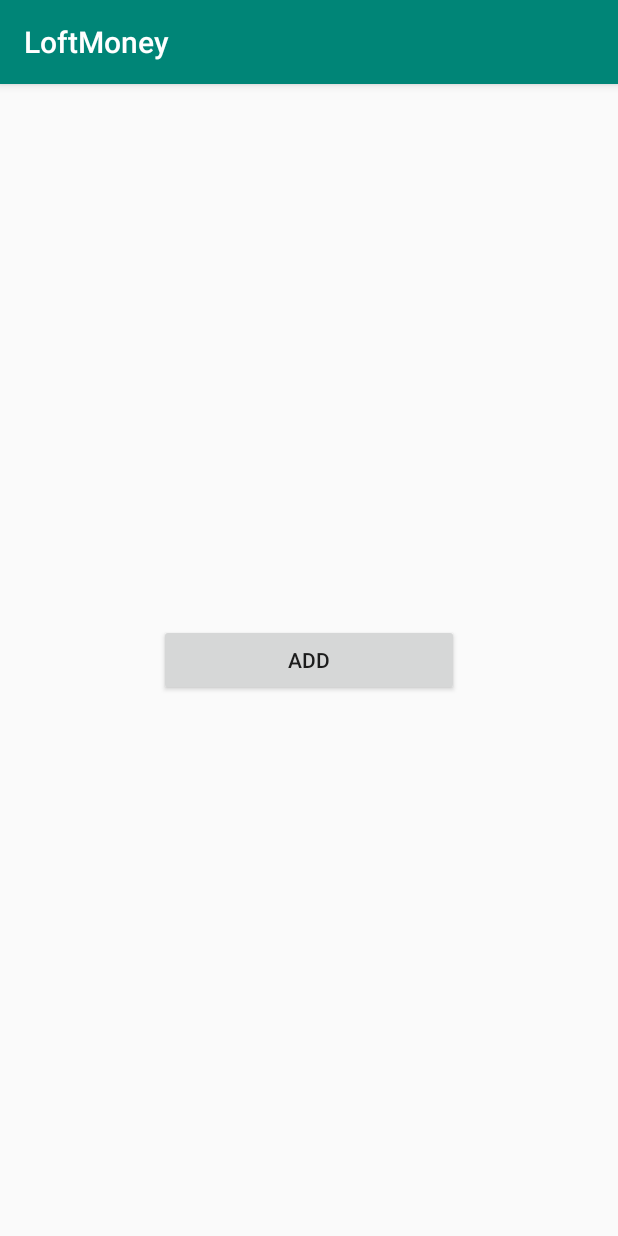
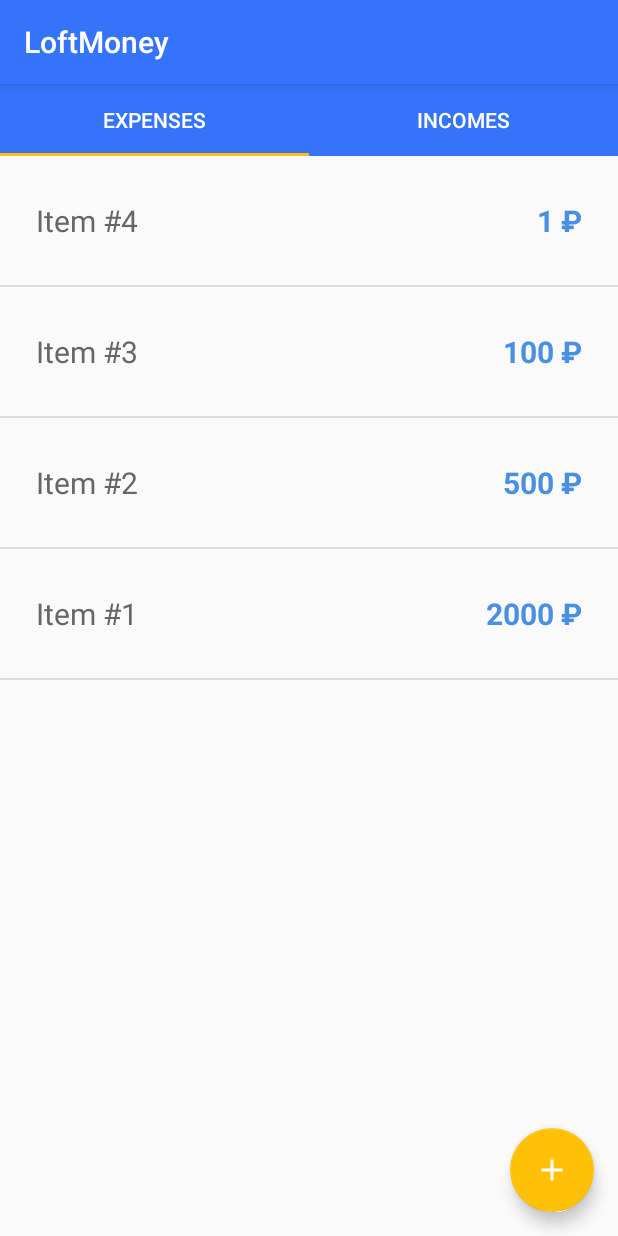
Before and after one commit to rbln1/loftmoney, an Android app: the screen it shows after launch (MainActivity), on a phone screen of 412 x 824 dp. Run offline under Robolectric (Android 15) with nearby library versions, the phone set to English and light mode, and no system bars.

Commit message:
Task two completed

```diff
--- a/app/build.gradle
+++ b/app/build.gradle
@@ -26,8 +26,13 @@ android {
 dependencies {
     implementation fileTree(dir: 'libs', include: ['*.jar'])
     implementation 'androidx.appcompat:appcompat:1.0.2'
+    implementation 'com.google.android.material:material:1.0.0'
     implementation 'androidx.constraintlayout:constraintlayout:1.1.3'
     testImplementation 'junit:junit:4.12'
     androidTestImplementation 'androidx.test.ext:junit:1.1.0'
     androidTestImplementation 'androidx.test.espresso:espresso-core:3.1.1'
+
+    // RecyclerView
+    def recyclerViewVersion = "1.1.0"
+    implementation "androidx.recyclerview:recyclerview:$recyclerViewVersion"
 }
--- a/app/src/main/java/me/rubl/loftmoney/MainActivity.java
+++ /dev/null
@@ -1,25 +0,0 @@
-package me.rubl.loftmoney;
-
-import android.content.Intent;
-import android.os.Bundle;
-import android.widget.Button;
-
-import androidx.appcompat.app.AppCompatActivity;
-
-public class MainActivity extends AppCompatActivity {
-
-    Button mAddItemBtn;
-
-    @Override
-    protected void onCreate(Bundle savedInstanceState) {
-        super.onCreate(savedInstanceState);
-        setContentView(R.layout.activity_main);
-
-        mAddItemBtn = findViewById(R.id.add_item_btn);
-
-        mAddItemBtn.setOnClickListener((v) -> {
-            startActivity(new Intent(getApplicationContext(), AddItemActivity.class));
-        });
-
-    }
-}
--- /dev/null
+++ b/app/src/main/java/me/rubl/loftmoney/screens/activities/MainActivity.java
@@ -0,0 +1,37 @@
+package me.rubl.loftmoney.screens.activities;
+
+import android.os.Bundle;
+
+import androidx.appcompat.app.AppCompatActivity;
+import androidx.viewpager.widget.ViewPager;
+
+import com.google.android.material.tabs.TabLayout;
+
+import me.rubl.loftmoney.R;
+import me.rubl.loftmoney.screens.adapters.BudgetPagerAdapter;
+
+public class MainActivity extends AppCompatActivity {
+
+    TabLayout mTabLayout;
+    ViewPager mViewPager;
+    BudgetPagerAdapter mPagerAdapter;
+
+    @Override
+    protected void onCreate(Bundle savedInstanceState) {
+        super.onCreate(savedInstanceState);
+        setContentView(R.layout.activity_main);
+
+        mViewPager = findViewById(R.id.view_pager);
+        mPagerAdapter = new BudgetPagerAdapter(getSupportFragmentManager());
+
+        mTabLayout = findViewById(R.id.tabs);
+
+        mViewPager.setAdapter(mPagerAdapter);
+
+        mTabLayout.setupWithViewPager(mViewPager);
+
+        mTabLayout.getTabAt(0).setText(R.string.expenses_title);
+        mTabLayout.getTabAt(1).setText(R.string.incomes_title);
+    }
+
+}
--- /dev/null
+++ b/app/src/main/java/me/rubl/loftmoney/screens/adapters/BudgetPagerAdapter.java
@@ -0,0 +1,33 @@
+package me.rubl.loftmoney.screens.adapters;
+
+import androidx.fragment.app.Fragment;
+import androidx.fragment.app.FragmentManager;
+import androidx.fragment.app.FragmentPagerAdapter;
+
+import me.rubl.loftmoney.screens.fragments.BudgetFragment;
+import me.rubl.loftmoney.screens.model.ItemModel;
+
+public class BudgetPagerAdapter extends FragmentPagerAdapter {
+
+    public BudgetPagerAdapter(FragmentManager fm) {
+        super(fm);
+    }
+
+    @Override
+    public Fragment getItem(int position) {
+
+        switch (position) {
+            case 0:
+                return BudgetFragment.newInstance(ItemModel.BudgetType.EXPENSE);
+            case 1:
+                return BudgetFragment.newInstance(ItemModel.BudgetType.INCOME);
+
+            default: return null;
+        }
+    }
+
+    @Override
+    public int getCount() {
+        return 2;
+    }
+}
--- /dev/null
+++ b/app/src/main/java/me/rubl/loftmoney/screens/adapters/ItemsAdapter.java
@@ -0,0 +1,85 @@
+package me.rubl.loftmoney.screens.adapters;
+
+import android.graphics.Color;
+import android.view.LayoutInflater;
+import android.view.View;
+import android.view.ViewGroup;
+import android.widget.TextView;
+
+import androidx.annotation.NonNull;
+import androidx.recyclerview.widget.RecyclerView;
+
+import java.util.ArrayList;
+import java.util.List;
+
+import me.rubl.loftmoney.R;
+import me.rubl.loftmoney.screens.model.ItemModel;
+
+public class ItemsAdapter extends RecyclerView.Adapter<ItemsAdapter.ItemsViewHolder> {
+
+    private List<ItemModel> mDataList = new ArrayList<>();
+
+    public void setNewData(List<ItemModel> newData) {
+        mDataList.clear();
+        mDataList.addAll(newData);
+        notifyDataSetChanged();
+    }
+
+    public void addDataToTop(ItemModel model) {
+        mDataList.add(0, model);
+        notifyItemInserted(0);
+    }
+
+    @NonNull
+    @Override
+    public ItemsViewHolder onCreateViewHolder(@NonNull ViewGroup parent, int viewType) {
+
+        View view = LayoutInflater.from(parent.getContext()).inflate(R.layout.item, parent, false);
+
+        return new ItemsViewHolder(view);
+    }
+
+    @Override
+    public void onBindViewHolder(@NonNull ItemsViewHolder holder, int position) {
+        holder.bind(mDataList.get(position));
+    }
+
+    @Override
+    public int getItemCount() {
+        return mDataList.size();
+    }
+
+    static class ItemsViewHolder extends RecyclerView.ViewHolder {
+
+        TextView mNameTV;
+        TextView mValueTV;
+
+        public ItemsViewHolder(@NonNull View itemView) {
+            super(itemView);
+
+            mNameTV = itemView.findViewById(R.id.txtItemName);
+            mValueTV = itemView.findViewById(R.id.txtItemValue);
+        }
+
+        void bind(ItemModel itemModel) {
+            mNameTV.setText(itemModel.getName());
+            mValueTV.setText(itemModel.getValue().concat(" ₽"));
+
+            // TODO: get value text color from resources
+
+            switch (itemModel.getType()) {
+
+                case EXPENSE:
+                    mValueTV.setTextColor(Color.parseColor("#4a90e2"));
+                    break;
+
+                case INCOME:
+                    mValueTV.setTextColor(Color.parseColor("#7ed321"));
+                    break;
+
+                default:break;
+            }
+        }
+    }
+
+}
--- /dev/null
+++ b/app/src/main/java/me/rubl/loftmoney/screens/fragments/BudgetFragment.java
@@ -0,0 +1,97 @@
+package me.rubl.loftmoney.screens.fragments;
+
+import android.content.Intent;
+import android.os.Bundle;
+import android.view.LayoutInflater;
+import android.view.View;
+import android.view.ViewGroup;
+
+import androidx.annotation.NonNull;
+import androidx.annotation.Nullable;
+import androidx.appcompat.app.AppCompatActivity;
+import androidx.fragment.app.Fragment;
+import androidx.recyclerview.widget.DividerItemDecoration;
+import androidx.recyclerview.widget.LinearLayoutManager;
+import androidx.recyclerview.widget.RecyclerView;
+
+import com.google.android.material.floatingactionbutton.FloatingActionButton;
+
+import java.util.ArrayList;
+import java.util.Arrays;
+import java.util.List;
+
+import me.rubl.loftmoney.R;
+import me.rubl.loftmoney.screens.activities.AddItemActivity;
+import me.rubl.loftmoney.screens.adapters.ItemsAdapter;
+import me.rubl.loftmoney.screens.model.ItemModel;
+
+public class BudgetFragment extends Fragment {
+
+    private ItemsAdapter mItemsAdapter = new ItemsAdapter();
+    public static final int ADD_ITEM_REQUEST = 100;
+
+    //TODO
+    public ItemModel.BudgetType BUDGET_TYPE = ItemModel.BudgetType.INCOME;
+
+    private RecyclerView mRecyclerMain;
+    private FloatingActionButton mFabMain;
+
+    private List mData;
+
+    public static BudgetFragment newInstance(ItemModel.BudgetType budgetType) {
+        BudgetFragment instance = new BudgetFragment();
+        Bundle args = new Bundle();
+        args.putSerializable("budget_type", budgetType);
+        instance.setArguments(args);
+        return instance;
+    }
+
+    @Override
+    public void onCreate(@Nullable Bundle savedInstanceState) {
+        super.onCreate(savedInstanceState);
+        BUDGET_TYPE = (ItemModel.BudgetType) getArguments().getSerializable("budget_type");
+    }
+
+    @Nullable
+    @Override
+    public View onCreateView(@NonNull LayoutInflater inflater, @Nullable ViewGroup container, @Nullable Bundle savedInstanceState) {
+
+        View rootView = inflater.inflate(R.layout.fragment_budget, null);
+
+        mRecyclerMain = rootView.findViewById(R.id.recyclerMain);
+        mRecyclerMain.setAdapter(mItemsAdapter);
+
+        mData = new ArrayList(Arrays.asList(
+                new ItemModel("Item #4", "1", BUDGET_TYPE),
+                new ItemModel("Item #3", "100", BUDGET_TYPE),
+                new ItemModel("Item #2", "500", BUDGET_TYPE),
+                new ItemModel("Item #1", "2000", BUDGET_TYPE)
+        ));
+        mItemsAdapter.setNewData(mData);
+
+        mRecyclerMain.setLayoutManager(new LinearLayoutManager(
+                getActivity(), LinearLayoutManager.VERTICAL, false
+        ));
+
+        DividerItemDecoration dividerItemDecoration = new DividerItemDecoration(getActivity(),
+                LinearLayoutManager.VERTICAL);
+        mRecyclerMain.addItemDecoration(dividerItemDecoration);
+
+        mFabMain = rootView.findViewById(R.id.fabMain);
+        mFabMain.setOnClickListener((view) -> {
+            startActivityForResult(new Intent(getActivity(), AddItemActivity.class).putExtra("budget_type", BUDGET_TYPE), ADD_ITEM_REQUEST);
+        });
+
+        return rootView;
+    }
+
+    @Override
+    public void onActivityResult(int requestCode, int resultCode, @Nullable Intent data) {
+        super.onActivityResult(requestCode, resultCode, data);
+
+        if (requestCode == ADD_ITEM_REQUEST && resultCode == AppCompatActivity.RESULT_OK && data != null) {
+            ItemModel model = (ItemModel) data.getSerializableExtra(ItemModel.KEY_NAME);
+            mItemsAdapter.addDataToTop(model);
+        }
+    }
+}
--- /dev/null
+++ b/app/src/main/java/me/rubl/loftmoney/screens/model/ItemModel.java
@@ -0,0 +1,37 @@
+package me.rubl.loftmoney.screens.model;
+
+import java.io.Serializable;
+
+public class ItemModel implements Serializable {
+
+    public static final String KEY_NAME = ItemModel.class.getName();
+
+    private String name;
+    private String value;
+    private BudgetType type;
+
+    public enum BudgetType {
+        EXPENSE,
+        INCOME,
+        BALANCE
+    }
+
+
+    public ItemModel(String name, String value, BudgetType type) {
+        this.name = name;
+        this.value = value;
+        this.type = type;
+    }
+
+    public String getName() {
+        return name;
+    }
+
+    public String getValue() {
+        return value;
+    }
+
+    public BudgetType getType() {
+        return type;
+    }
+}
--- /dev/null
+++ b/app/src/main/res/drawable/ic_add_white_24dp.xml
@@ -0,0 +1,5 @@
+<vector android:height="24dp" android:tint="#FFFFFF"
+    android:viewportHeight="24.0" android:viewportWidth="24.0"
+    android:width="24dp" xmlns:android="http://schemas.android.com/apk/res/android">
+    <path android:fillColor="#FF000000" android:pathData="M19,13h-6v6h-2v-6H5v-2h6V5h2v6h6v2z"/>
+</vector>
--- a/app/src/main/res/layout/activity_main.xml
+++ b/app/src/main/res/layout/activity_main.xml
@@ -1,15 +1,23 @@
 <?xml version="1.0" encoding="utf-8"?>
-<RelativeLayout xmlns:android="http://schemas.android.com/apk/res/android"
+<LinearLayout xmlns:android="http://schemas.android.com/apk/res/android"
     xmlns:tools="http://schemas.android.com/tools"
     android:layout_width="match_parent"
     android:layout_height="match_parent"
-    tools:context=".MainActivity">
+    android:orientation="vertical"
+    xmlns:app="http://schemas.android.com/apk/res-auto"
+    android:id="@+id/fragmentContainer"
+    tools:context=".screens.activities.MainActivity">
 
-    <Button
-        android:id="@+id/add_item_btn"
-        android:layout_width="200dp"
+    <com.google.android.material.tabs.TabLayout
+        android:id="@+id/tabs"
+        android:layout_width="match_parent"
         android:layout_height="wrap_content"
-        android:text="@string/add_item_button_text"
-        android:layout_centerInParent="true" />
+        android:background="@color/colorPrimary"
+        app:tabTextColor="@android:color/white"/>
 
-</RelativeLayout>
+    <androidx.viewpager.widget.ViewPager
+        android:id="@+id/view_pager"
+        android:layout_width="match_parent"
+        android:layout_height="match_parent" />
+
+</LinearLayout>
--- /dev/null
+++ b/app/src/main/res/layout/fragment_budget.xml
@@ -0,0 +1,23 @@
+<?xml version="1.0" encoding="utf-8"?>
+<FrameLayout xmlns:android="http://schemas.android.com/apk/res/android"
+    xmlns:tools="http://schemas.android.com/tools"
+    android:layout_width="match_parent"
+    android:layout_height="match_parent"
+    xmlns:app="http://schemas.android.com/apk/res-auto"
+    tools:context=".screens.activities.MainActivity">
+
+    <androidx.recyclerview.widget.RecyclerView
+        android:id="@+id/recyclerMain"
+        android:layout_width="match_parent"
+        android:layout_height="match_parent"
+        tools:listitem="@layout/item"/>
+
+    <com.google.android.material.floatingactionbutton.FloatingActionButton
+        android:id="@+id/fabMain"
+        android:layout_width="wrap_content"
+        android:layout_height="wrap_content"
+        android:layout_gravity="bottom|end"
+        android:src="@drawable/ic_add_white_24dp"
+        android:layout_margin="16dp"/>
+
+</FrameLayout>
--- /dev/null
+++ b/app/src/main/res/layout/item.xml
@@ -0,0 +1,45 @@
+<?xml version="1.0" encoding="utf-8"?>
+<LinearLayout xmlns:android="http://schemas.android.com/apk/res/android"
+    xmlns:tools="http://schemas.android.com/tools"
+    android:orientation="vertical"
+    android:layout_width="match_parent"
+    android:layout_height="wrap_content" >
+
+    <LinearLayout
+        android:layout_width="match_parent"
+        android:layout_height="wrap_content"
+        android:minHeight="82dp"
+        android:orientation="horizontal"
+        android:paddingStart="24dp"
+        android:paddingEnd="24dp"
+        android:paddingTop="29dp"
+        android:paddingBottom="29dp" >
+
+        <TextView
+            android:id="@+id/txtItemName"
+            android:layout_width="0dp"
+            android:layout_height="wrap_content"
+            android:layout_weight="1"
+            android:textSize="@dimen/primary_text_size"
+            android:fontFamily="sans-serif"
+            android:textStyle="normal"
+            android:textColor="@color/light_primary_text_color"
+            tools:text="@string/charge_name_tools_text" />
+
+        <TextView
+            android:id="@+id/txtItemValue"
+            android:layout_width="wrap_content"
+            android:layout_height="wrap_content"
+            android:layout_marginStart="96dp"
+            android:layout_gravity="center_vertical"
+            android:textSize="@dimen/primary_text_size"
+            android:fontFamily="sans-serif"
+            android:textStyle="bold"
+            android:textColor="@color/light_expenses_value_text_color"
+            android:gravity="end"
+            tools:text="@string/charge_price_tools_text" />
+
+
+    </LinearLayout>
+
+</LinearLayout>
--- a/app/src/main/res/values/colors.xml
+++ b/app/src/main/res/values/colors.xml
@@ -1,6 +1,12 @@
 <?xml version="1.0" encoding="utf-8"?>
 <resources>
-    <color name="colorPrimary">#008577</color>
-    <color name="colorPrimaryDark">#00574B</color>
-    <color name="colorAccent">#D81B60</color>
+    <color name="colorPrimary">#3574FA</color>
+    <color name="colorPrimaryDark">#2D54CC</color>
+    <color name="colorAccent">#FFC107</color>
+    <color name="light_primary_text_color">#666664</color>
+
+    <color name="light_expenses_value_text_color">#4a90e2</color>
+    <color name="light_incomes_value_text_color">#7ed321</color>
+    <color name="divider_color">#efefef</color>
+
 </resources>
--- /dev/null
+++ b/app/src/main/res/values/dimens.xml
@@ -0,0 +1,5 @@
+<?xml version="1.0" encoding="utf-8"?>
+<resources>
+    <dimen name="divider_height">1dp</dimen>
+    <dimen name="primary_text_size">20sp</dimen>
+</resources>
--- a/app/src/main/res/values/strings.xml
+++ b/app/src/main/res/values/strings.xml
@@ -3,6 +3,11 @@
 
     <string name="add_item_title">Add Item</string>
     <string name="add_item_button_text">Add</string>
-    <string name="add_item_name_hint">Name…</string>
-    <string name="add_item_price_hint">Price…</string>
+    <string name="add_item_name_hint">Name</string>
+    <string name="add_item_price_hint">Price</string>
+    <string name="charge_name_tools_text">Milk</string>
+    <string name="charge_price_tools_text" translatable="false">70 ₽</string>
+
+    <string name="incomes_title">Incomes</string>
+    <string name="expenses_title">Expenses</string>
 </resources>
--- a/app/src/main/res/values/styles.xml
+++ b/app/src/main/res/values/styles.xml
@@ -8,4 +8,9 @@
         <item name="colorAccent">@color/colorAccent</item>
     </style>
 
+    <style name="LightAddButton" parent="AppTheme" >
+        <item name="colorButtonNormal">#eaeaea</item>
+        <item name="colorAccent">#7ed321</item>
+    </style>
+
 </resources>
```
Also changed, not shown: app/src/main/AndroidManifest.xml (+6 -3 lines), app/src/main/java/me/rubl/loftmoney/AddItemActivity.java (deleted, +0 -33 lines), app/src/main/java/me/rubl/loftmoney/screens/activities/AddItemActivity.java (added, +96 -0 lines), app/src/main/res/drawable/ic_done_black_24dp.xml (added, +9 -0 lines), app/src/main/res/layout/activity_add_item.xml (+35 -15 lines), 1 other file.
